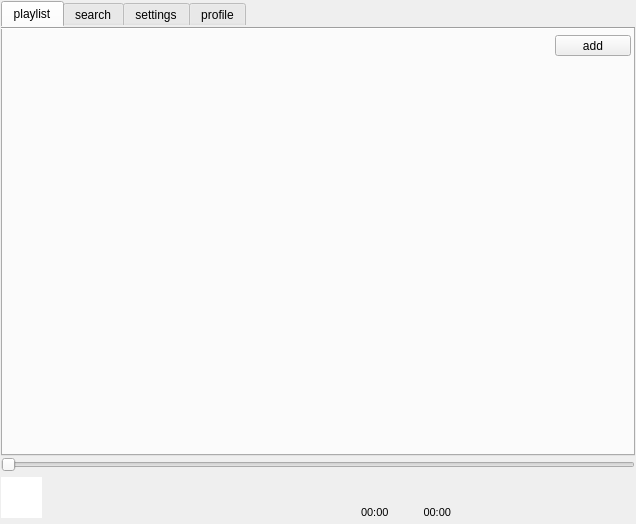
Above: rlpcmain.ui from steftim/rlpc before the change. Below: the same form after it.
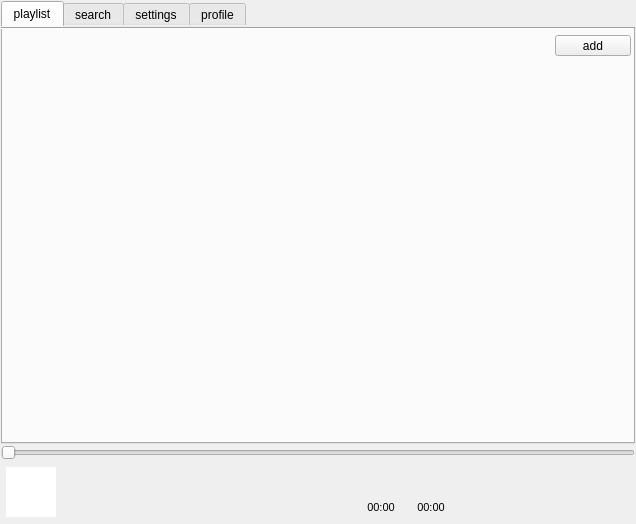
That is the form after the change. Icons and pictures are not drawn.

Commit message: Actualize repo

What changed in the file:
```diff
--- a/rlpcmain.ui
+++ b/rlpcmain.ui
@@ -220,7 +220,7 @@
                <enum>Qt::NoPen</enum>
               </property>
               <property name="wordWrap">
-               <bool>false</bool>
+               <bool>true</bool>
               </property>
               <property name="cornerButtonEnabled">
                <bool>false</bool>
@@ -967,6 +967,9 @@
         <property name="spacing">
          <number>10</number>
         </property>
+        <property name="leftMargin">
+         <number>5</number>
+        </property>
         <item>
          <widget class="QGraphicsView" name="trackImage">
           <property name="minimumSize">
@@ -977,8 +980,8 @@
           </property>
           <property name="maximumSize">
            <size>
-            <width>41</width>
-            <height>41</height>
+            <width>50</width>
+            <height>50</height>
            </size>
           </property>
           <property name="frameShape">
@@ -1021,6 +1024,12 @@
         </item>
         <item>
          <layout class="QVBoxLayout" name="TrackInfoLayout">
+          <property name="topMargin">
+           <number>10</number>
+          </property>
+          <property name="bottomMargin">
+           <number>10</number>
+          </property>
           <item>
            <widget class="QLabel" name="trackAuthor">
             <property name="minimumSize">
@@ -1078,7 +1087,13 @@
          </layout>
         </item>
         <item>
-         <layout class="QVBoxLayout" name="DurationLayout_V" stretch="5,1">
+         <layout class="QVBoxLayout" name="DurationLayout_V" stretch="0,10">
+          <property name="topMargin">
+           <number>0</number>
+          </property>
+          <property name="bottomMargin">
+           <number>5</number>
+          </property>
           <item>
            <spacer name="verticalSpacer">
             <property name="orientation">
@@ -1097,6 +1112,12 @@
           </item>
           <item>
            <layout class="QHBoxLayout" name="DurationLayout_H">
+            <property name="leftMargin">
+             <number>0</number>
+            </property>
+            <property name="bottomMargin">
+             <number>0</number>
+            </property>
             <item>
              <widget class="QLabel" name="time">
               <property name="enabled">
@@ -1125,6 +1146,9 @@
               <property name="text">
                <string>00:00</string>
               </property>
+              <property name="alignment">
+               <set>Qt::AlignCenter</set>
+              </property>
               <property name="margin">
                <number>2</number>
               </property>
@@ -1156,7 +1180,7 @@
                <string>00:00</string>
               </property>
               <property name="alignment">
-               <set>Qt::AlignRight|Qt::AlignTrailing|Qt::AlignVCenter</set>
+               <set>Qt::AlignCenter</set>
               </property>
               <property name="margin">
                <number>2</number>
```
The commit also changes 2 other files.
